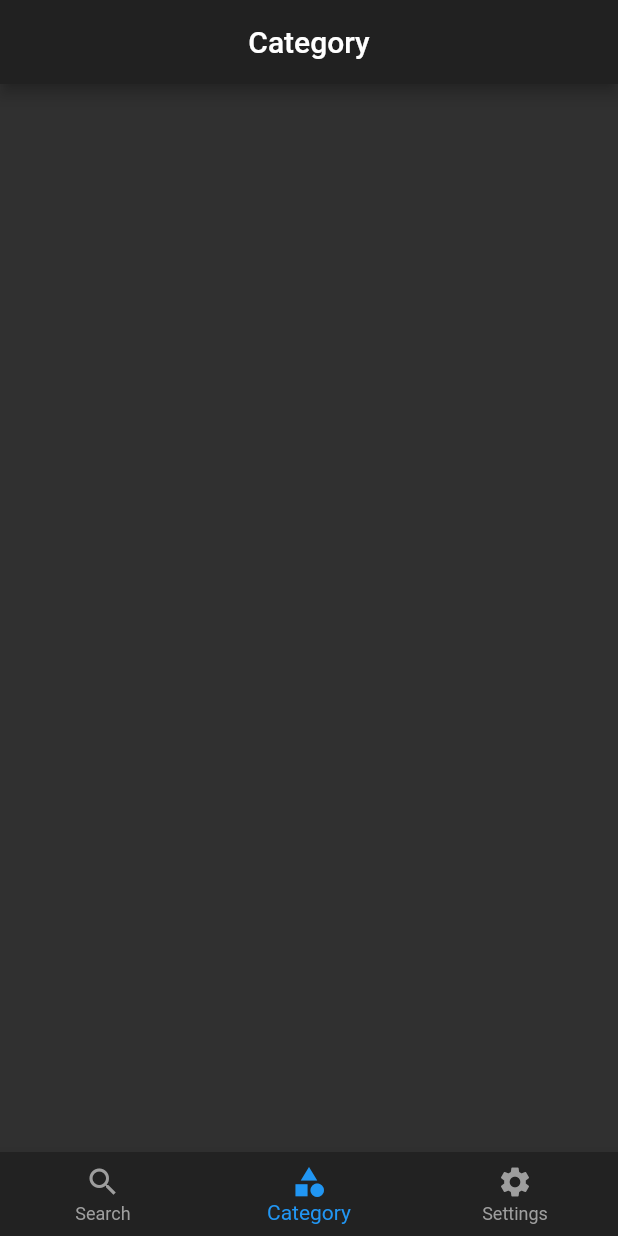
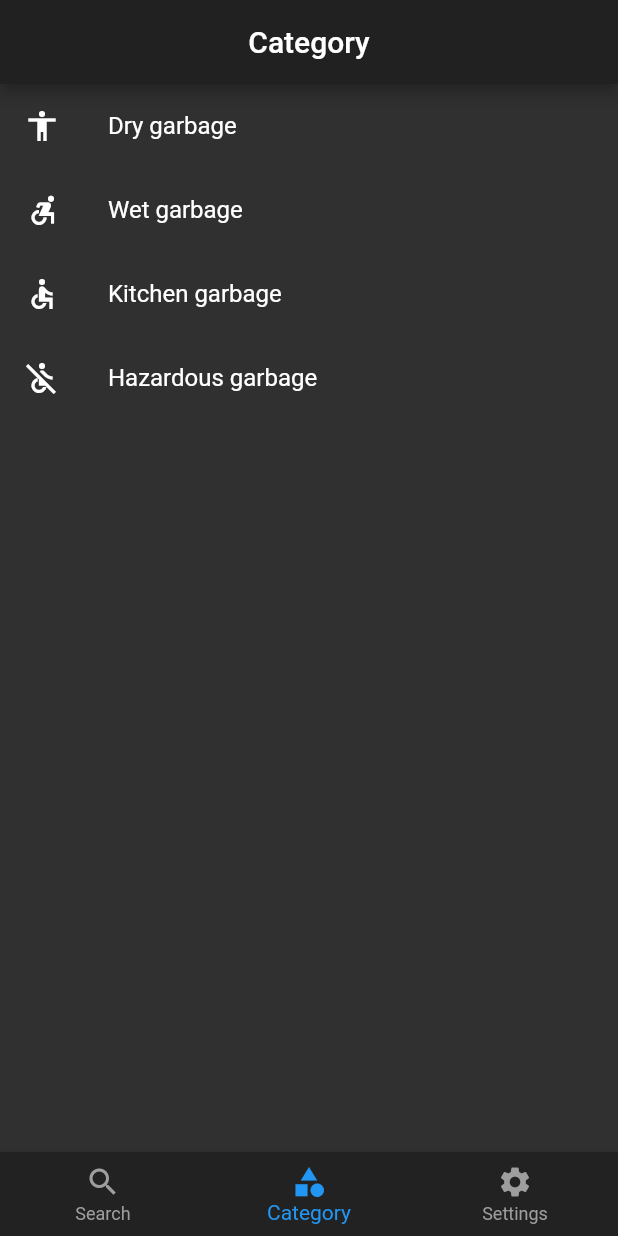
Before and after one commit to Jackpanger/Garbage_Classification, a Flutter app: the screen it shows after launch, item 2 of the bottom bar chosen, on a phone screen of 412 x 824 dp. Run offline on Flutter 3.47's test engine with Material 2 defaults, Android fonts, the light colour scheme and no system bars.

Commit message:
Category list upload

```diff
--- a/lib/pages/category/Category.dart
+++ b/lib/pages/category/Category.dart
@@ -1,21 +1,35 @@
 import 'package:flutter/material.dart';
 import 'package:garbage_classification/global_config.dart';
 
-class CategoryPage extends StatefulWidget{
+class CategoryPage extends StatefulWidget {
   @override
   _CategoryState createState() => _CategoryState();
+}
 
-}
-class _CategoryState extends State<CategoryPage>{
+class _CategoryState extends State<CategoryPage> {
   @override
   Widget build(BuildContext context) {
     return MaterialApp(
       theme: GlobalConfig.themeData,
       home: Scaffold(
           appBar: AppBar(title: Text("Category"), centerTitle: true),
-      ),
+          body: new ListView(
+            children: <Widget>[
+              new ListTile(
+                  leading: new Icon(Icons.accessibility_sharp),
+                  title: new Text('Dry garbage')),
+              new ListTile(
+                  leading: new Icon(Icons.accessible_forward_sharp),
+                  title: new Text('Wet garbage')),
+              new ListTile(
+                  leading: new Icon(Icons.accessible_sharp),
+                  title: new Text('Kitchen garbage')),
+              new ListTile(
+                leading: new Icon(Icons.not_accessible_sharp),
+                title: new Text('Hazardous garbage'),
+              )
+            ],
+          )),
     );
   }
-
-
 }
```
